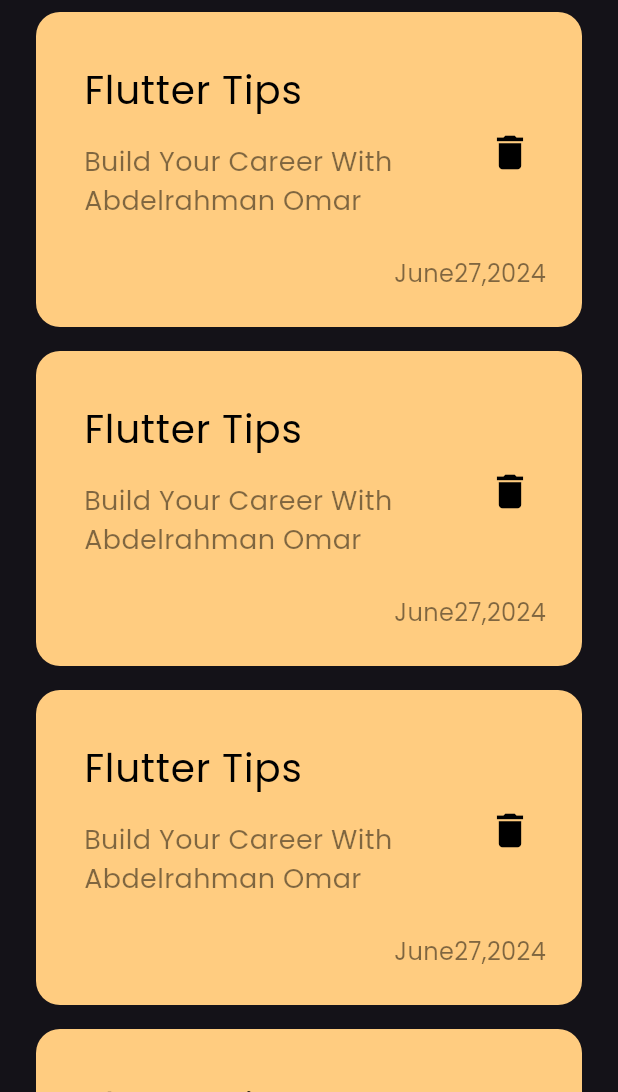
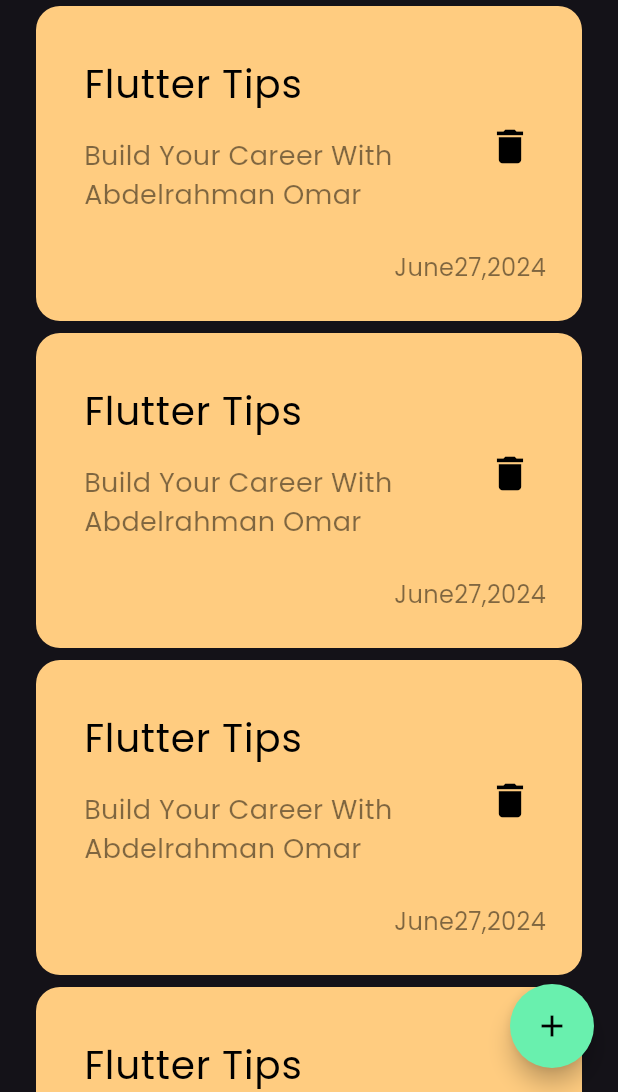
Before and after one commit to Abderlahman-Omar/notes_app, a Flutter app: the screen it shows after launch, on a phone screen of 412 x 824 dp, the part 144-1236 px from its top. Run offline on Flutter 3.47's test engine with Material 3 defaults, Android fonts, the phone set to English and light mode, and no system bars.

Commit message:
add floating action button

```diff
--- a/lib/views/notes_view.dart
+++ b/lib/views/notes_view.dart
@@ -6,8 +6,17 @@ class NotesView extends StatelessWidget {
 
   @override
   Widget build(BuildContext context) {
-    return const Scaffold(
-      body: NotesViewBody(),
+    return Scaffold(
+      floatingActionButton: FloatingActionButton(
+        backgroundColor: Colors.greenAccent,
+        shape: const CircleBorder(),
+        onPressed: () {},
+        child: const Icon(
+          Icons.add,
+          color: Colors.black,
+        ),
+      ),
+      body: const NotesViewBody(),
     );
   }
 }
--- a/lib/views/widgets/notes_list_view.dart
+++ b/lib/views/widgets/notes_list_view.dart
@@ -9,7 +9,7 @@ class NotesListView extends StatelessWidget {
     return ListView.builder(itemBuilder: (context, index) {
       return const Padding(
         padding: EdgeInsets.symmetric(
-          vertical: 8,
+          vertical: 4,
         ),
         child: NoteItem(),
       );
```
